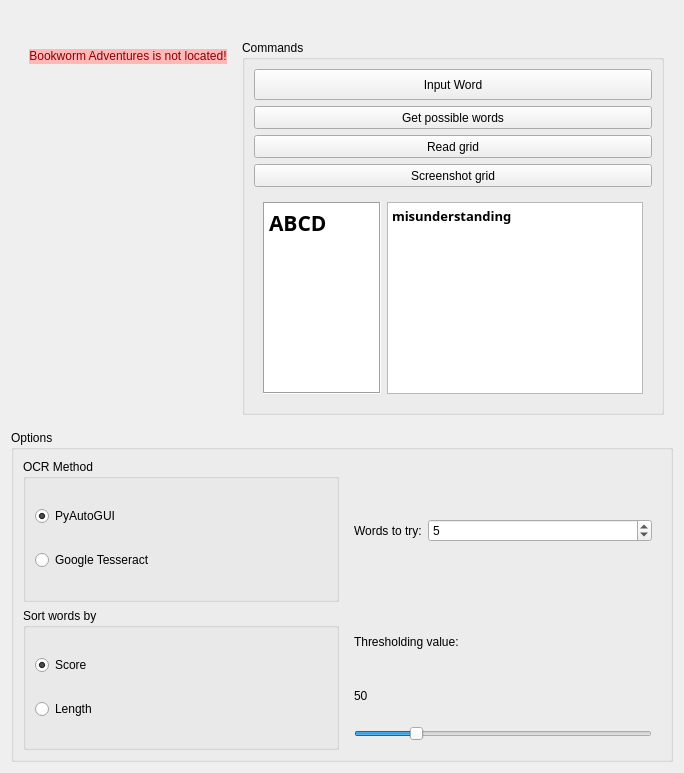
Before: the Qt Designer form form.ui in mb2g17/PyLex, drawn with Qt 5.
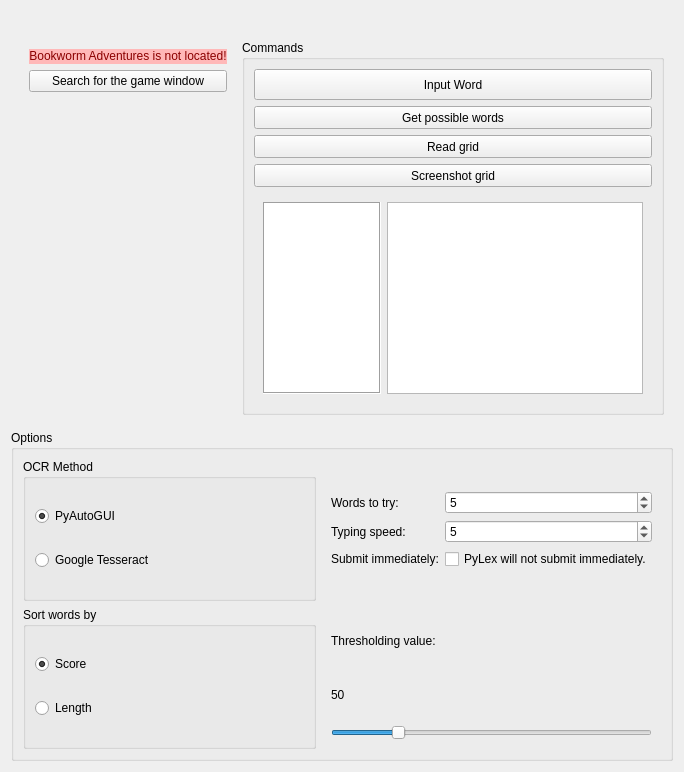
After: the same form once the commit is applied. Icons and pictures are not drawn.

Commit message: typing speed can now be altered in options

The edit to the form file:
```diff
--- a/form.ui
+++ b/form.ui
@@ -7,7 +7,7 @@
     <x>0</x>
     <y>0</y>
     <width>684</width>
-    <height>773</height>
+    <height>772</height>
    </rect>
   </property>
   <property name="windowTitle">
@@ -97,6 +97,13 @@
            </property>
           </widget>
          </item>
+         <item>
+          <widget class="QPushButton" name="searchForGameWindow">
+           <property name="text">
+            <string>Search for the game window</string>
+           </property>
+          </widget>
+         </item>
          <item>
           <widget class="QWidget" name="displayContainer" native="true">
            <layout class="QGridLayout" name="gridLayout_3">
@@ -308,7 +315,7 @@
                <bool>true</bool>
               </property>
               <property name="plainText">
-               <string>ABCD</string>
+               <string/>
               </property>
               <property name="centerOnScroll">
                <bool>false</bool>
@@ -329,7 +336,7 @@
               <property name="font">
                <font>
                 <family>Cooper Std Black</family>
-                <pointsize>10</pointsize>
+                <pointsize>14</pointsize>
                 <weight>75</weight>
                 <bold>true</bold>
                </font>
@@ -341,7 +348,7 @@
                <bool>true</bool>
               </property>
               <property name="plainText">
-               <string>misunderstanding</string>
+               <string/>
               </property>
               <property name="placeholderText">
                <string>misunderstanding</string>
@@ -389,6 +396,52 @@
            </property>
           </widget>
          </item>
+         <item row="1" column="0">
+          <widget class="QLabel" name="typingSpeedLabel">
+           <property name="toolTip">
+            <string>&lt;html&gt;&lt;head/&gt;&lt;body&gt;&lt;p&gt;&lt;span style=&quot; font-weight:600; text-decoration: underline;&quot;&gt;Typing speed&lt;/span&gt;&lt;/p&gt;&lt;p&gt;How fast PyLex will type words, with 1 being the slowest and 10 being the fastest.&lt;/p&gt;&lt;/body&gt;&lt;/html&gt;</string>
+           </property>
+           <property name="text">
+            <string>Typing speed:</string>
+           </property>
+          </widget>
+         </item>
+         <item row="1" column="1">
+          <widget class="QSpinBox" name="typingSpeedSpinBox">
+           <property name="minimum">
+            <number>1</number>
+           </property>
+           <property name="maximum">
+            <number>10</number>
+           </property>
+           <property name="value">
+            <number>5</number>
+           </property>
+          </widget>
+         </item>
+         <item row="2" column="0">
+          <widget class="QLabel" name="submitImmediateLabel">
+           <property name="toolTip">
+            <string>&lt;html&gt;&lt;head/&gt;&lt;body&gt;&lt;p&gt;&lt;span style=&quot; font-weight:600; text-decoration: underline;&quot;&gt;Submit immediately&lt;/span&gt;&lt;/p&gt;&lt;p&gt;When unticked, PyLex will give you some time to look at the word it has typed before it submits.&lt;/p&gt;&lt;/body&gt;&lt;/html&gt;</string>
+           </property>
+           <property name="text">
+            <string>Submit immediately:</string>
+           </property>
+          </widget>
+         </item>
+         <item row="2" column="1">
+          <widget class="QCheckBox" name="submitImmediateBox">
+           <property name="text">
+            <string>PyLex will not submit immediately.</string>
+           </property>
+           <property name="checked">
+            <bool>false</bool>
+           </property>
+           <property name="tristate">
+            <bool>false</bool>
+           </property>
+          </widget>
+         </item>
         </layout>
        </widget>
       </item>
```
Left out of the diff: 4 changed lines with no effect on the pictures. The commit also changes 5 other files.
